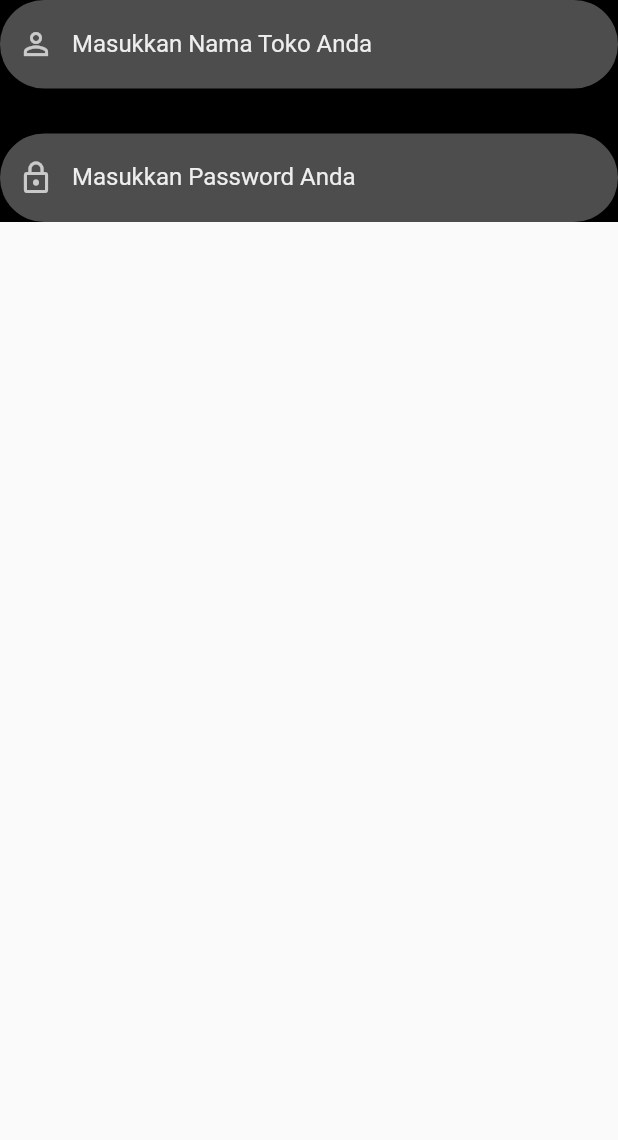
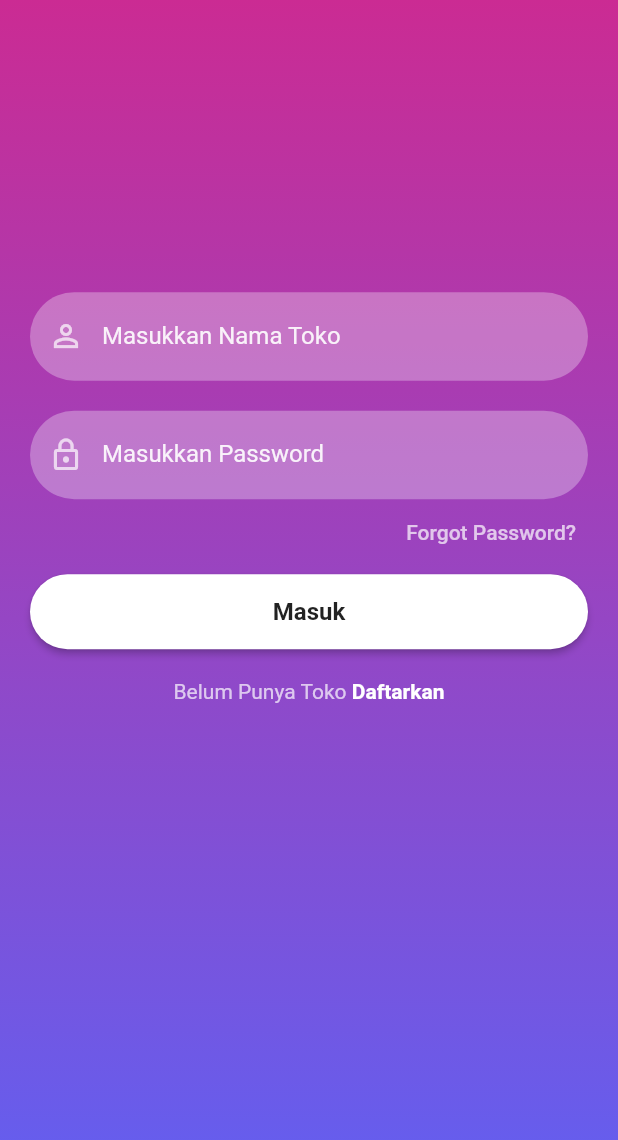
Before and after one commit to mahsyazeta/pasmod_project, a Flutter app: the screen it shows after launch, in the side drawer, after a tap on "Tokoku", on a phone screen of 412 x 824 dp. Shown: the top 1140 px of the screen. Run offline on Flutter 3.47's test engine with Material 2 defaults, Android fonts, the light colour scheme and no system bars; our stand-ins replace firebase_auth; missing offline and left inert: fluid_kit; accounts and stored records are empty.

Commit message:
update lagi

```diff
--- a/lib/tokoku_screen.dart
+++ b/lib/tokoku_screen.dart
@@ -1,7 +1,8 @@
 import 'package:flutter/material.dart';
 import 'package:pasmod/reusewidget.dart';
-
+import 'package:firebase_auth/firebase_auth.dart';
 import 'daftarTokoku_screen.dart';
+import 'home_screen.dart';
 
 class Tokoku extends StatefulWidget {
 
@@ -12,33 +13,66 @@ class Tokoku extends StatefulWidget {
 }
 
 class _TokokuState extends State<Tokoku> {
+  TextEditingController _passwordTextController = TextEditingController();
+  TextEditingController _emailTextController = TextEditingController();
   @override
   Widget build(BuildContext context) {
-      TextEditingController _emailTextController = TextEditingController();
-  TextEditingController _passwordTextCotroller = TextEditingController();
-
     return Scaffold(
       body: Container(
+        width: MediaQuery.of(context).size.width,
+        height: MediaQuery.of(context).size.height,
         decoration: BoxDecoration(
-          color: Colors.black,
-        ),
+            gradient: LinearGradient(colors: [
+          hexStringToColor("CB2B93"),
+          hexStringToColor("9546C4"),
+          hexStringToColor("5E61F4")
+        ], begin: Alignment.topCenter, end: Alignment.bottomCenter)),
         child: SingleChildScrollView(
-          child: Column(
-            children: [
-              reusableTextField('Masukkan Nama Toko Anda', Icons.person_outline, false, _emailTextController),
-              SizedBox( height: 30,),
-              reusableTextField('Masukkan Password Anda', Icons.lock_outline, true, _passwordTextCotroller)
-            ],
+          child: Padding(
+            padding: EdgeInsets.fromLTRB(
+                20, MediaQuery.of(context).size.height * 0.2, 20, 0),
+            child: Column(
+              children: <Widget>[
+                const SizedBox(
+                  height: 30,
+                ),
+                reusableTextField("Masukkan Nama Toko", Icons.person_outline, false,
+                    _emailTextController),
+                const SizedBox(
+                  height: 20,
+                ),
+                reusableTextField("Masukkan Password", Icons.lock_outline, true,
+                    _passwordTextController),
+                const SizedBox(
+                  height: 5,
+                ),
+                forgetPassword(context),
+                firebaseUIButton(context, "Masuk", () {
+                  FirebaseAuth.instance
+                      .signInWithEmailAndPassword(
+                          email: _emailTextController.text,
+                          password: _passwordTextController.text)
+                      .then((value) {
+                    Navigator.push(context,
+                        MaterialPageRoute(builder: (context) => HomeScreen()));
+                  }).onError((error, stackTrace) {
+                    print("Error ${error.toString()}");
+                  });
+                }),
+                signUpOption()
+              ],
+            ),
           ),
         ),
       ),
     );
   }
-   Row signUpOption() {
+
+  Row signUpOption() {
     return Row(
       mainAxisAlignment: MainAxisAlignment.center,
       children: [
-        const Text("Don't have account?",
+        const Text("Belum Punya Toko",
             style: TextStyle(color: Colors.white70)),
         GestureDetector(
           onTap: () {
@@ -46,13 +80,14 @@ class _TokokuState extends State<Tokoku> {
                 MaterialPageRoute(builder: (context) => SignUpScreen()));
           },
           child: const Text(
-            " Sign Up",
+            " Daftarkan",
             style: TextStyle(color: Colors.white, fontWeight: FontWeight.bold),
           ),
         )
       ],
     );
   }
+
   Widget forgetPassword(BuildContext context) {
     return Container(
       width: MediaQuery.of(context).size.width,
```
Also changed, not shown: lib/daftarTokoku_screen.dart (+80 -0 lines).
